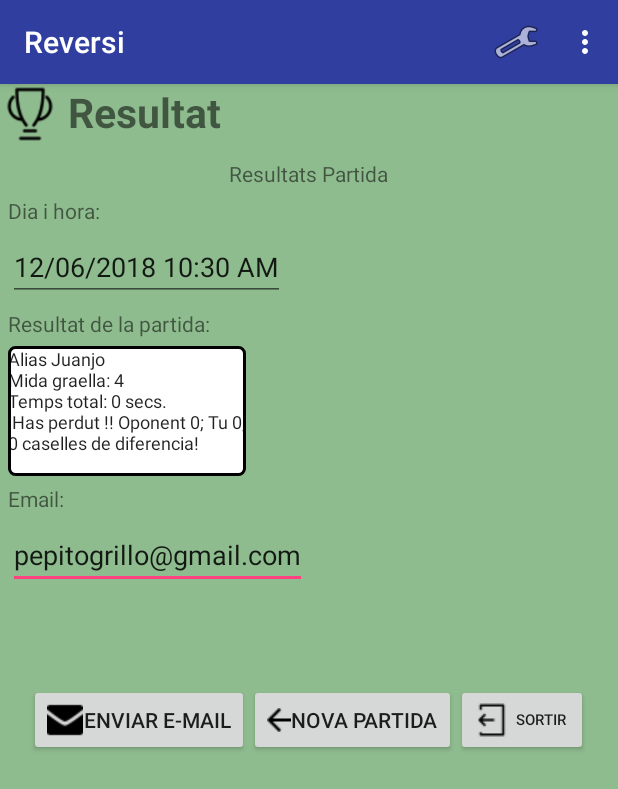
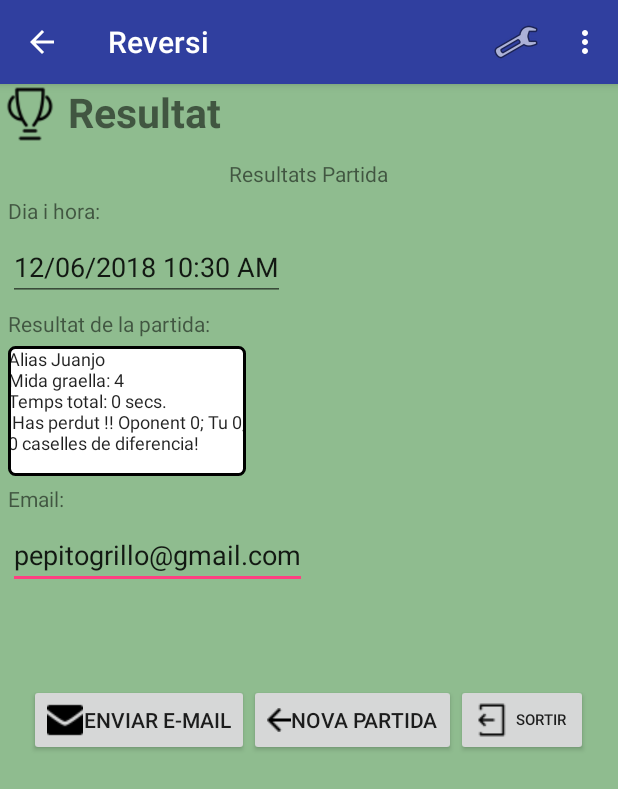
Before and after one commit to lrcarrera/Reversi, an Android app: the ResultadosActivity screen opened directly, with no data from a screen before it, on a phone screen of 412 x 824 dp. Shown: the top 789 px of the screen. Run offline under Robolectric (Android 15) with nearby library versions, the phone set to English and light mode, and no system bars; 5 statements that could not run were skipped.

Commit message:
Results to Home navigation in actionbar added

```diff
--- a/app/src/main/java/com/example/radu/reversi/GameMenu/MenuPrincipalActivity.java
+++ b/app/src/main/java/com/example/radu/reversi/GameMenu/MenuPrincipalActivity.java
@@ -122,7 +122,6 @@ public class MenuPrincipalActivity extends AppCompatActivity {
                 final Intent config = new Intent(this, OpcionesActivity.class);
                 startActivity(config);
                 break;
-
             case SCORE:
                 final Intent score = new Intent(this, AccessBDActivity.class);
                 startActivity(score);
--- a/app/src/main/java/com/example/radu/reversi/GameRegisters/BddStrings.java
+++ b/app/src/main/java/com/example/radu/reversi/GameRegisters/BddStrings.java
@@ -20,6 +20,10 @@ public interface BddStrings {
     String STRING_ID="_id";
     String STRING_TABLE_NAME ="Partidas";
     String STRING_SCORE ="SCORE";
+    String STRING_DEFAULT_NAME ="Juanjo";
+    String STRING_DEFAULT_GRID ="4";
+    String STRING_SCORES = "SCORES";
+    String STRING_REVERSI = "Reversi";
 
 
 
--- a/app/src/main/java/com/example/radu/reversi/GameResult/ResultadosActivity.java
+++ b/app/src/main/java/com/example/radu/reversi/GameResult/ResultadosActivity.java
@@ -17,6 +17,7 @@ import android.view.View;
 import android.widget.EditText;
 
 import com.example.radu.reversi.GameDevelopment.DesarrolloJuegoActivity;
+import com.example.radu.reversi.GameMenu.MenuPrincipalActivity;
 import com.example.radu.reversi.GameRegisters.AccessBDActivity;
 import com.example.radu.reversi.GameRegisters.BddStrings;
 import com.example.radu.reversi.GameRegisters.PartidasSQLiteHelper;
@@ -36,42 +37,31 @@ public class ResultadosActivity extends AppCompatActivity  implements BddStrings
     @Override
     protected void onCreate(Bundle savedInstanceState) {
         super.onCreate(savedInstanceState);
-        this.getSupportActionBar().hide();
+        //this.getSupportActionBar().hide();
         setContentView(R.layout.activity_resultados);
 
         SimpleDateFormat format = new SimpleDateFormat("dd/MM/yyyy h:mm a");
         Calendar ca = Calendar.getInstance();
+        ContentValues values = new ContentValues();
         showActionBar();
+        findTexts(format, ca);
+        getInformation(values, ca, format);
+        add_game_to_bd(values);
+        txtMail.requestFocus();
+    }
 
-
-        txtResultats = (EditText) findViewById(R.id.edit_log);
-
-        txtMail = (EditText) findViewById(R.id.edit_email);
-
-        txtDia = (EditText) findViewById(R.id.edit_dia);
-
-
-        txtDia.setText(format.format(ca.getTime()));
-
-        txtMail.setText(R.string.email_defecto);
-
-
-        Intent i = getIntent();
-        Bundle b = i.getExtras();
+    private void getInformation(ContentValues values, Calendar ca, SimpleDateFormat format){
+        Bundle b = getIntent().getExtras();
         SharedPreferences sharedPreferences = PreferenceManager.getDefaultSharedPreferences(ResultadosActivity.this);
-        String alias = sharedPreferences.getString(getString(R.string.pref_alias_key), "Juanjo");
+        String alias = sharedPreferences.getString(getString(R.string.pref_alias_key), STRING_DEFAULT_NAME);
         boolean haveTimer = sharedPreferences.getBoolean(getString(R.string.pref_timer_key), false);
-        int size = Integer.parseInt(sharedPreferences.getString(getString(R.string.pref_size_key), "4"));
-        //String alias = b.getString(getString(R.string.alias_key));
-        //int size = b.getInt(getString(R.string.size_key));
+        int size = Integer.parseInt(sharedPreferences.getString(getString(R.string.pref_size_key), STRING_DEFAULT_GRID));
         int duration = b.getInt(getString(R.string.duration_key));
-        //int haveTimer = b.getInt(getString(R.string.hastimer_key));
         int win = b.getInt(getString(R.string.win_key));
         int black = b.getInt(getString(R.string.black_key));
         int white = b.getInt(getString(R.string.white_key));
         int diferencia = b.getInt(getString(R.string.diferencia_key));
 
-        ContentValues values = new ContentValues();
         values.put(STRING_ALIAS, alias);
         values.put(STRING_FECHA,  format.format(ca.getTime()));
         values.put(STRING_TAMANY, size);
@@ -87,12 +77,11 @@ public class ResultadosActivity extends AppCompatActivity  implements BddStrings
         } else {
             values.put(STRING_EMPLEADO, duration);
         }
-        //values.put("resultado", "victoria");
 
         String controlTiempo = "";
         if(haveTimer){
             if (25-duration == 0 ){
-            controlTiempo = getString(R.string.temps_esgotat);
+                controlTiempo = getString(R.string.temps_esgotat);
             }else{
                 controlTiempo = String.format(getString(R.string.temps_restant),
                         String.valueOf(25-duration));
@@ -101,13 +90,11 @@ public class ResultadosActivity extends AppCompatActivity  implements BddStrings
         }
 
 
-
-
         switch(win){
             case 1://VICTORIA
                 values.put(STRING_RESULTADO, STRING_VICTORIA);
                 txtResultats.setText(String.format(getString(R.string.victory_log), alias, String.valueOf(size)
-                , String.valueOf(duration), String.valueOf(black), String.valueOf(white), String.valueOf(diferencia), controlTiempo));
+                        , String.valueOf(duration), String.valueOf(black), String.valueOf(white), String.valueOf(diferencia), controlTiempo));
                 break;
 
             case -1://EMPATE
@@ -133,16 +120,22 @@ public class ResultadosActivity extends AppCompatActivity  implements BddStrings
                         , String.valueOf(duration), String.valueOf(white), String.valueOf(black), String.valueOf(diferencia), controlTiempo));
                 break;
         }
-        add_game_to_bd(values);
-        txtMail.requestFocus();
+    }
+
+    private void findTexts(SimpleDateFormat format,  Calendar ca){
+        txtResultats = (EditText) findViewById(R.id.edit_log);
+        txtMail = (EditText) findViewById(R.id.edit_email);
+        txtDia = (EditText) findViewById(R.id.edit_dia);
+        txtDia.setText(format.format(ca.getTime()));
+        txtMail.setText(R.string.email_defecto);
     }
 
     public void add_game_to_bd(ContentValues values){
-        PartidasSQLiteHelper udb = new PartidasSQLiteHelper(this,"DBPartidas",
+        PartidasSQLiteHelper udb = new PartidasSQLiteHelper(this,STRING_DBNAME,
                 null, 1);
         SQLiteDatabase db = udb.getWritableDatabase();
         if (db != null){
-            long oid = db.insert("Partidas", null, values);
+            long oid = db.insert(STRING_TABLE_NAME, null, values);
             db.close();
         }
     }
@@ -168,9 +161,9 @@ public class ResultadosActivity extends AppCompatActivity  implements BddStrings
 
     public void showActionBar(){
         ActionBar actionBar = getSupportActionBar();
-        actionBar.setTitle ("Reversi");
-        //R.color.DarkSeaGreen
+        actionBar.setTitle (STRING_REVERSI);
         actionBar.setBackgroundDrawable(new ColorDrawable(getResources().getColor(R.color.colorPrimaryDark, getTheme())));
+        actionBar.setDisplayHomeAsUpEnabled(true);
         actionBar.show();
     }
 
@@ -178,7 +171,7 @@ public class ResultadosActivity extends AppCompatActivity  implements BddStrings
     public boolean onCreateOptionsMenu(Menu menu){
         MenuInflater inflater = getMenuInflater();
         inflater.inflate(R.menu.action_bar_menu, menu);
-        menu.add (Menu.NONE, SCORE, Menu.NONE, "Scores");
+        menu.add (Menu.NONE, SCORE, Menu.NONE, STRING_SCORES);
         return true;
     }
 
@@ -186,7 +179,6 @@ public class ResultadosActivity extends AppCompatActivity  implements BddStrings
     public boolean onOptionsItemSelected(MenuItem item) {
         //Handle item selection
         if (item.getItemId() == R.id.config_item) {
-            //startActivities(CONFIG);
             final Intent config = new Intent(this, OpcionesActivity.class);
             startActivity(config);
             return true;
@@ -194,7 +186,17 @@ public class ResultadosActivity extends AppCompatActivity  implements BddStrings
             final Intent score = new Intent(this, AccessBDActivity.class);
             startActivity(score);
             return true;
+        } else if (item.getItemId() == android.R.id.home){
+            onBackPressed();
+            return true;
         }
         return false;
     }
+
+    @Override
+    public void onBackPressed() {
+        final Intent menuPrincipal = new Intent(this, MenuPrincipalActivity.class);
+        startActivity(menuPrincipal);
+        finish();
+    }
 }
```
